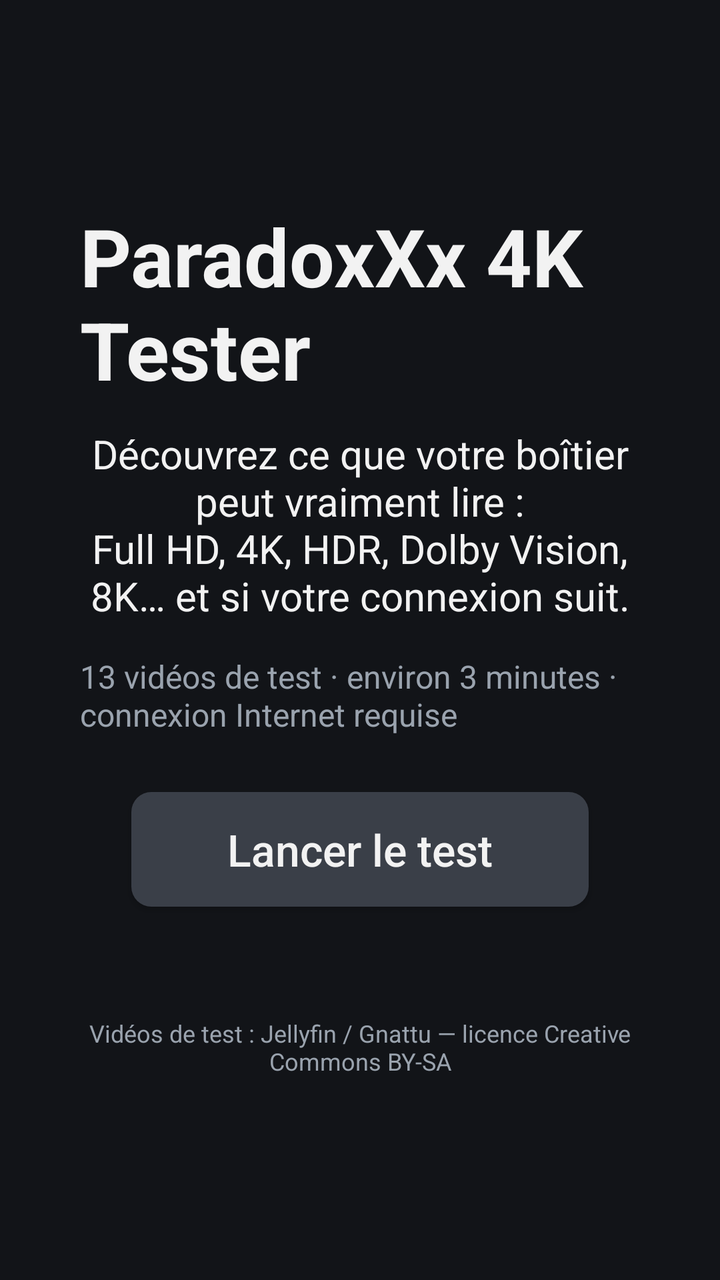
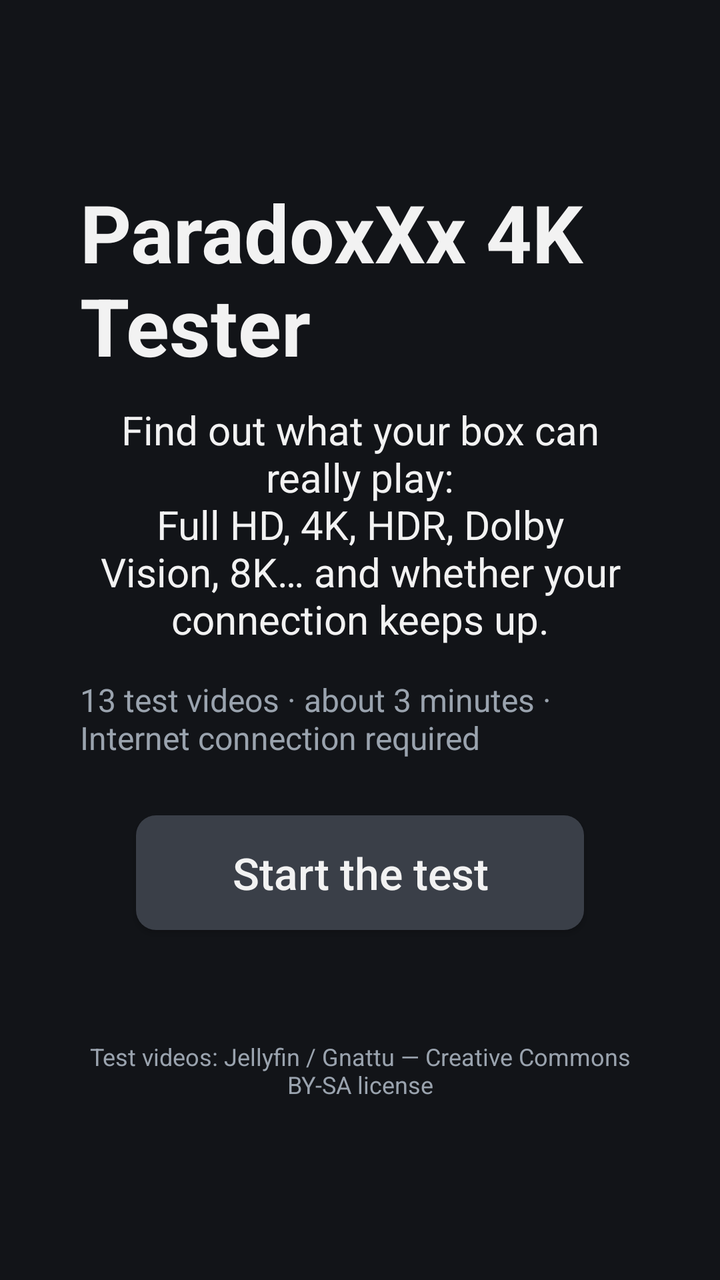

An Android layout rendered at two revisions. The XML below is the earlier revision; the diff shows what the commit changed to produce the second picture.
<!-- AndroidManifest.xml: application theme AppTheme -->
<!-- res/layout/activity_main.xml -->
<?xml version="1.0" encoding="utf-8"?>
<FrameLayout xmlns:android="http://schemas.android.com/apk/res/android"
    xmlns:app="http://schemas.android.com/apk/res-auto"
    android:layout_width="match_parent"
    android:layout_height="match_parent"
    android:background="@color/bg">

    
    <ScrollView
        android:id="@+id/home"
        android:layout_width="match_parent"
        android:layout_height="match_parent"
        android:fillViewport="true">

        <LinearLayout
            android:layout_width="match_parent"
            android:layout_height="wrap_content"
            android:gravity="center"
            android:orientation="vertical"
            android:padding="40dp">

            <TextView
                android:layout_width="wrap_content"
                android:layout_height="wrap_content"
                android:text="ParadoxXx 4K Tester"
                android:textColor="@color/text"
                android:textSize="40sp"
                android:textStyle="bold" />

            <TextView
                android:layout_width="wrap_content"
                android:layout_height="wrap_content"
                android:layout_marginTop="12dp"
                android:gravity="center"
                android:text="Découvrez ce que votre boîtier peut vraiment lire :\nFull HD, 4K, HDR, Dolby Vision, 8K… et si votre connexion suit."
                android:textColor="@color/text"
                android:textSize="20sp" />

            <TextView
                android:layout_width="wrap_content"
                android:layout_height="wrap_content"
                android:layout_marginTop="16dp"
                android:text="13 vidéos de test · environ 3 minutes · connexion Internet requise"
                android:textColor="@color/muted"
                android:textSize="16sp" />

            <TextView
                android:id="@+id/resumeNote"
                android:layout_width="wrap_content"
                android:layout_height="wrap_content"
                android:layout_marginTop="20dp"
                android:background="@drawable/overlay_bg"
                android:gravity="center"
                android:padding="14dp"
                android:textColor="#FFFFC107"
                android:textSize="16sp"
                android:visibility="gone" />

            <Button
                android:id="@+id/btnResume"
                android:layout_width="wrap_content"
                android:layout_height="wrap_content"
                android:layout_marginTop="20dp"
                android:background="@drawable/btn_bg"
                android:paddingLeft="48dp"
                android:paddingTop="14dp"
                android:paddingRight="48dp"
                android:paddingBottom="14dp"
                android:text="Reprendre au test suivant"
                android:textAllCaps="false"
                android:textColor="@color/text"
                android:textSize="22sp"
                android:visibility="gone" />

            <Button
                android:id="@+id/btnStart"
                android:layout_width="wrap_content"
                android:layout_height="wrap_content"
                android:layout_marginTop="28dp"
                android:background="@drawable/btn_bg"
                android:paddingLeft="48dp"
                android:paddingTop="14dp"
                android:paddingRight="48dp"
                android:paddingBottom="14dp"
                android:text="Lancer le test"
                android:textAllCaps="false"
                android:textColor="@color/text"
                android:textSize="22sp" />

            <TextView
                android:id="@+id/deviceInfo"
                android:layout_width="wrap_content"
                android:layout_height="wrap_content"
                android:layout_marginTop="28dp"
                android:gravity="center"
                android:textColor="@color/muted"
                android:textSize="14sp" />

            <TextView
                android:layout_width="wrap_content"
                android:layout_height="wrap_content"
                android:layout_marginTop="8dp"
                android:gravity="center"
                android:text="Vidéos de test : Jellyfin / Gnattu — licence Creative Commons BY-SA"
                android:textColor="@color/muted"
                android:textSize="12sp" />
        </LinearLayout>
    </ScrollView>

    
    <FrameLayout
        android:id="@+id/run"
        android:layout_width="match_parent"
        android:layout_height="match_parent"
        android:visibility="gone">

        <androidx.media3.ui.PlayerView
            android:id="@+id/playerView"
            android:layout_width="match_parent"
            android:layout_height="match_parent"
            app:resize_mode="fit"
            app:shutter_background_color="@color/bg"
            app:use_controller="false" />

        <LinearLayout
            android:layout_width="match_parent"
            android:layout_height="wrap_content"
            android:layout_gravity="top"
            android:layout_margin="24dp"
            android:background="@drawable/overlay_bg"
            android:orientation="vertical"
            android:padding="16dp">

            <TextView
                android:id="@+id/runTitle"
                android:layout_width="match_parent"
                android:layout_height="wrap_content"
                android:textColor="@color/text"
                android:textSize="22sp"
                android:textStyle="bold" />

            <TextView
                android:id="@+id/runStatus"
                android:layout_width="match_parent"
                android:layout_height="wrap_content"
                android:layout_marginTop="4dp"
                android:textColor="@color/muted"
                android:textSize="16sp" />

            <ProgressBar
                android:id="@+id/runProgress"
                style="@android:style/Widget.ProgressBar.Horizontal"
                android:layout_width="match_parent"
                android:layout_height="8dp"
                android:layout_marginTop="10dp"
                android:progressTint="@color/accent" />
        </LinearLayout>
    </FrameLayout>

    
    <LinearLayout
        android:id="@+id/results"
        android:layout_width="match_parent"
        android:layout_height="match_parent"
        android:orientation="vertical"
        android:paddingLeft="40dp"
        android:paddingTop="24dp"
        android:paddingRight="40dp"
        android:paddingBottom="16dp"
        android:visibility="gone">

        <TextView
            android:layout_width="wrap_content"
            android:layout_height="wrap_content"
            android:text="Résultats"
            android:textColor="@color/text"
            android:textSize="30sp"
            android:textStyle="bold" />

        <TextView
            android:id="@+id/resultsHeader"
            android:layout_width="match_parent"
            android:layout_height="wrap_content"
            android:layout_marginTop="4dp"
            android:textColor="@color/muted"
            android:textSize="14sp" />

        <ScrollView
            android:id="@+id/resultsScroll"
            android:layout_width="match_parent"
            android:layout_height="0dp"
            android:layout_marginTop="12dp"
            android:layout_weight="1">

            <LinearLayout
                android:id="@+id/resultsList"
                android:layout_width="match_parent"
                android:layout_height="wrap_content"
                android:orientation="vertical" />
        </ScrollView>

        <LinearLayout
            android:layout_width="wrap_content"
            android:layout_height="wrap_content"
            android:layout_gravity="center_horizontal"
            android:layout_marginTop="12dp"
            android:orientation="horizontal">

            <Button
                android:id="@+id/btnDetails"
                android:layout_width="wrap_content"
                android:layout_height="wrap_content"
                android:background="@drawable/btn_bg"
                android:paddingLeft="28dp"
                android:paddingRight="28dp"
                android:text="Détails techniques"
                android:textAllCaps="false"
                android:textColor="@color/text"
                android:textSize="18sp" />

            <Button
                android:id="@+id/btnLog"
                android:layout_width="wrap_content"
                android:layout_height="wrap_content"
                android:layout_marginLeft="20dp"
                android:background="@drawable/btn_bg"
                android:paddingLeft="28dp"
                android:paddingRight="28dp"
                android:text="Rapport (log)"
                android:textAllCaps="false"
                android:textColor="@color/text"
                android:textSize="18sp" />

            <Button
                android:id="@+id/btnRestart"
                android:layout_width="wrap_content"
                android:layout_height="wrap_content"
                android:layout_marginLeft="20dp"
                android:background="@drawable/btn_bg"
                android:paddingLeft="28dp"
                android:paddingRight="28dp"
                android:text="Refaire le test"
                android:textAllCaps="false"
                android:textColor="@color/text"
                android:textSize="18sp" />
        </LinearLayout>
    </LinearLayout>
    
    <LinearLayout
        android:id="@+id/logPanel"
        android:layout_width="match_parent"
        android:layout_height="match_parent"
        android:background="@color/bg"
        android:orientation="vertical"
        android:paddingLeft="40dp"
        android:paddingTop="24dp"
        android:paddingRight="40dp"
        android:paddingBottom="16dp"
        android:visibility="gone">

        <TextView
            android:layout_width="wrap_content"
            android:layout_height="wrap_content"
            android:text="Rapport technique"
            android:textColor="@color/text"
            android:textSize="26sp"
            android:textStyle="bold" />

        <TextView
            android:id="@+id/logPath"
            android:layout_width="match_parent"
            android:layout_height="wrap_content"
            android:layout_marginTop="4dp"
            android:textColor="@color/muted"
            android:textSize="13sp" />

        <ScrollView
            android:id="@+id/logScroll"
            android:layout_width="match_parent"
            android:layout_height="0dp"
            android:layout_marginTop="10dp"
            android:layout_weight="1"
            android:background="@color/surface"
            android:focusable="true"
            android:padding="12dp">

            <TextView
                android:id="@+id/logText"
                android:layout_width="match_parent"
                android:layout_height="wrap_content"
                android:fontFamily="monospace"
                android:textColor="@color/text"
                android:textIsSelectable="true"
                android:textSize="13sp" />
        </ScrollView>

        <LinearLayout
            android:layout_width="wrap_content"
            android:layout_height="wrap_content"
            android:layout_gravity="center_horizontal"
            android:layout_marginTop="12dp"
            android:orientation="horizontal">

            <Button
                android:id="@+id/btnCopy"
                android:layout_width="wrap_content"
                android:layout_height="wrap_content"
                android:background="@drawable/btn_bg"
                android:paddingLeft="28dp"
                android:paddingRight="28dp"
                android:text="Copier le rapport"
                android:textAllCaps="false"
                android:textColor="@color/text"
                android:textSize="18sp" />

            <Button
                android:id="@+id/btnLogBack"
                android:layout_width="wrap_content"
                android:layout_height="wrap_content"
                android:layout_marginLeft="20dp"
                android:background="@drawable/btn_bg"
                android:paddingLeft="28dp"
                android:paddingRight="28dp"
                android:text="Retour"
                android:textAllCaps="false"
                android:textColor="@color/text"
                android:textSize="18sp" />
        </LinearLayout>
    </LinearLayout>
</FrameLayout>
<!-- resources referenced by this layout -->
<resources>
  <color name="accent">#FFE53935</color>
  <color name="bg">#FF121418</color>
  <color name="muted">#FF9AA3AE</color>
  <color name="surface">#FF1E2229</color>
  <color name="text">#FFF2F2F2</color>
  <!-- drawable btn_bg (drawable) -->
  <?xml version="1.0" encoding="utf-8"?>
  <selector xmlns:android="http://schemas.android.com/apk/res/android">
      <item android:state_focused="true">
          <shape><solid android:color="@color/accent" /><corners android:radius="10dp" />
              <stroke android:width="3dp" android:color="#FFFFFFFF" /></shape>
      </item>
      <item android:state_pressed="true">
          <shape><solid android:color="@color/accent" /><corners android:radius="10dp" /></shape>
      </item>
      <item>
          <shape><solid android:color="#FF3A3F48" /><corners android:radius="10dp" /></shape>
      </item>
  </selector>
  <!-- drawable overlay_bg (drawable) -->
  <?xml version="1.0" encoding="utf-8"?>
  <shape xmlns:android="http://schemas.android.com/apk/res/android">
      <solid android:color="#C0000000" /><corners android:radius="10dp" />
  </shape>
  <style name="AppTheme" parent="Theme.AppCompat.NoActionBar">
          <item name="android:windowBackground">@color/bg</item>
          <item name="colorAccent">@color/accent</item>
          <item name="android:textColor">@color/text</item>
      </style>
</resources>

<!-- the commit's change to res/layout/activity_main.xml (unified diff, before → after) -->
@@ -22,7 +22,7 @@
             <TextView
                 android:layout_width="wrap_content"
                 android:layout_height="wrap_content"
-                android:text="ParadoxXx 4K Tester"
+                android:text="@string/app_name"
                 android:textColor="@color/text"
                 android:textSize="40sp"
                 android:textStyle="bold" />
@@ -32,7 +32,7 @@
                 android:layout_height="wrap_content"
                 android:layout_marginTop="12dp"
                 android:gravity="center"
-                android:text="Découvrez ce que votre boîtier peut vraiment lire :\nFull HD, 4K, HDR, Dolby Vision, 8K… et si votre connexion suit."
+                android:text="@string/home_intro"
                 android:textColor="@color/text"
                 android:textSize="20sp" />
 
@@ -40,7 +40,7 @@
                 android:layout_width="wrap_content"
                 android:layout_height="wrap_content"
                 android:layout_marginTop="16dp"
-                android:text="13 vidéos de test · environ 3 minutes · connexion Internet requise"
+                android:text="@string/home_info"
                 android:textColor="@color/muted"
                 android:textSize="16sp" />
 
@@ -66,7 +66,7 @@
                 android:paddingTop="14dp"
                 android:paddingRight="48dp"
                 android:paddingBottom="14dp"
-                android:text="Reprendre au test suivant"
+                android:text="@string/btn_resume"
                 android:textAllCaps="false"
                 android:textColor="@color/text"
                 android:textSize="22sp"
@@ -82,7 +82,7 @@
                 android:paddingTop="14dp"
                 android:paddingRight="48dp"
                 android:paddingBottom="14dp"
-                android:text="Lancer le test"
+                android:text="@string/btn_start"
                 android:textAllCaps="false"
                 android:textColor="@color/text"
                 android:textSize="22sp" />
@@ -101,7 +101,7 @@
                 android:layout_height="wrap_content"
                 android:layout_marginTop="8dp"
                 android:gravity="center"
-                android:text="Vidéos de test : Jellyfin / Gnattu — licence Creative Commons BY-SA"
+                android:text="@string/credits"
                 android:textColor="@color/muted"
                 android:textSize="12sp" />
         </LinearLayout>
@@ -172,7 +172,7 @@
         <TextView
             android:layout_width="wrap_content"
             android:layout_height="wrap_content"
-            android:text="Résultats"
+            android:text="@string/results_title"
             android:textColor="@color/text"
             android:textSize="30sp"
             android:textStyle="bold" />
@@ -213,7 +213,7 @@
                 android:background="@drawable/btn_bg"
                 android:paddingLeft="28dp"
                 android:paddingRight="28dp"
-                android:text="Détails techniques"
+                android:text="@string/btn_details"
                 android:textAllCaps="false"
                 android:textColor="@color/text"
                 android:textSize="18sp" />
@@ -226,7 +226,7 @@
                 android:background="@drawable/btn_bg"
                 android:paddingLeft="28dp"
                 android:paddingRight="28dp"
-                android:text="Rapport (log)"
+                android:text="@string/btn_log"
                 android:textAllCaps="false"
                 android:textColor="@color/text"
                 android:textSize="18sp" />
@@ -239,7 +239,7 @@
                 android:background="@drawable/btn_bg"
                 android:paddingLeft="28dp"
                 android:paddingRight="28dp"
-                android:text="Refaire le test"
+                android:text="@string/btn_restart"
                 android:textAllCaps="false"
                 android:textColor="@color/text"
                 android:textSize="18sp" />
@@ -261,7 +261,7 @@
         <TextView
             android:layout_width="wrap_content"
             android:layout_height="wrap_content"
-            android:text="Rapport technique"
+            android:text="@string/log_title"
             android:textColor="@color/text"
             android:textSize="26sp"
             android:textStyle="bold" />
@@ -308,7 +308,7 @@
                 android:background="@drawable/btn_bg"
                 android:paddingLeft="28dp"
                 android:paddingRight="28dp"
-                android:text="Copier le rapport"
+                android:text="@string/btn_copy"
                 android:textAllCaps="false"
                 android:textColor="@color/text"
                 android:textSize="18sp" />
@@ -321,7 +321,7 @@
                 android:background="@drawable/btn_bg"
                 android:paddingLeft="28dp"
                 android:paddingRight="28dp"
-                android:text="Retour"
+                android:text="@string/btn_back"
                 android:textAllCaps="false"
                 android:textColor="@color/text"
                 android:textSize="18sp" />
<!-- resource entries referenced after the edit -->
@@ -24,6 +24,19 @@
   <shape xmlns:android="http://schemas.android.com/apk/res/android">
       <solid android:color="#C0000000" /><corners android:radius="10dp" />
   </shape>
+  <string name="app_name" translatable="false">ParadoxXx 4K Tester</string>
+  <string name="btn_back">Back</string>
+  <string name="btn_copy">Copy the report</string>
+  <string name="btn_details">Technical details</string>
+  <string name="btn_log">Report (log)</string>
+  <string name="btn_restart">Run the test again</string>
+  <string name="btn_resume">Resume at next test</string>
+  <string name="btn_start">Start the test</string>
+  <string name="credits">Test videos: Jellyfin / Gnattu — Creative Commons BY-SA license</string>
+  <string name="home_info">13 test videos · about 3 minutes · Internet connection required</string>
+  <string name="home_intro">Find out what your box can really play:\nFull HD, 4K, HDR, Dolby Vision, 8K… and whether your connection keeps up.</string>
+  <string name="log_title">Technical report</string>
+  <string name="results_title">Results</string>
   <style name="AppTheme" parent="Theme.AppCompat.NoActionBar">
           <item name="android:windowBackground">@color/bg</item>
           <item name="colorAccent">@color/accent</item>
